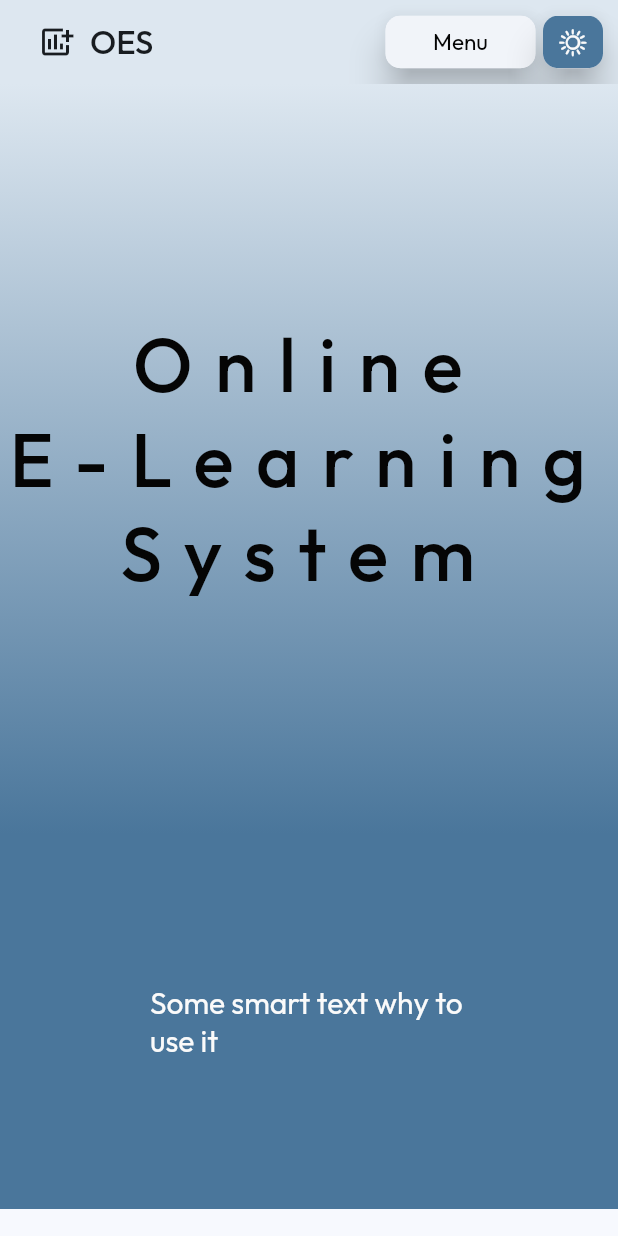
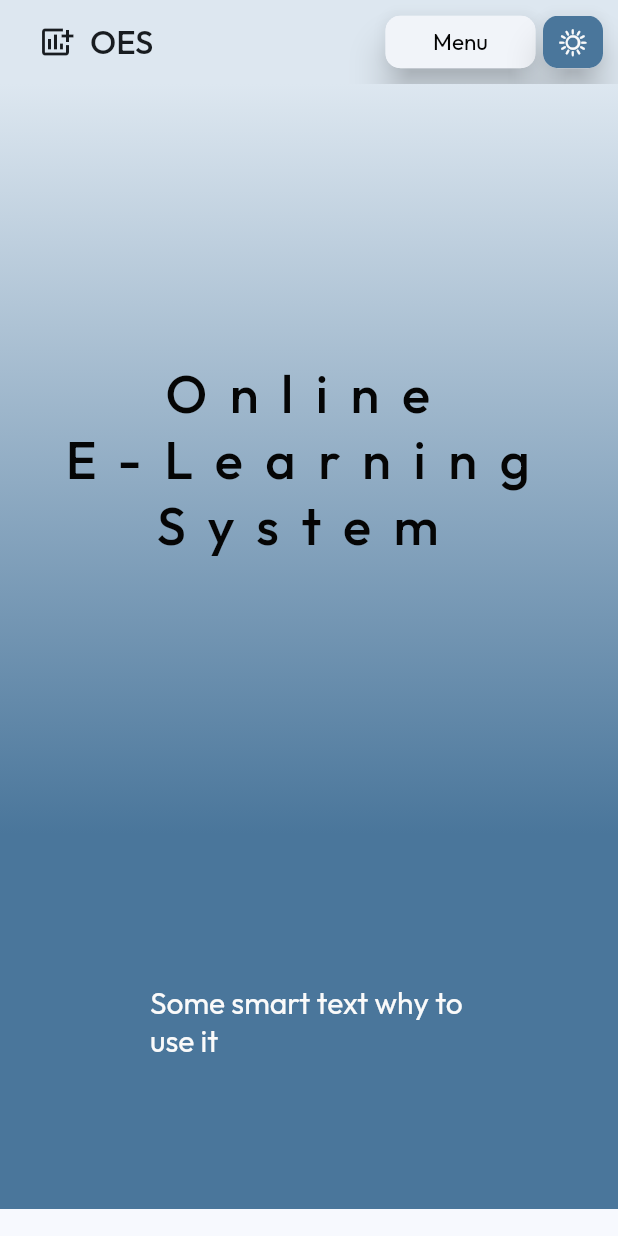
Before and after one commit to sobotat/OES, a Flutter app: the WebHomeScreen screen opened by its route, on a phone screen of 412 x 824 dp. Run offline on Flutter 3.47's test engine with Material 2 defaults, Android fonts, the phone set to English and light mode, and no system bars; our stand-ins replace go_router, google_fonts, shared_preferences; accounts and stored records are empty.

Commit message:
Added smaller title size for mobile
Took 6 minutes

```diff
--- a/lib/ui/web/WebHomeScreen.dart
+++ b/lib/ui/web/WebHomeScreen.dart
@@ -62,7 +62,7 @@ class _WebHomeScreenState extends State<WebHomeScreen> {
                 end: Alignment.bottomCenter,
                 child: Text(width > overflow ? 'Online E-Learning System' : 'Online\nE-Learning\nSystem',
                   style: Theme.of(context).textTheme.headlineLarge!.copyWith(
-                    fontSize: 50,
+                    fontSize: width > overflow ? 50 : 35,
                     letterSpacing: 15,
                     fontWeight: FontWeight.w500,
                     color: AppTheme.getActiveTheme().calculateTextColor(Theme.of(context).colorScheme.secondary, context)
```
